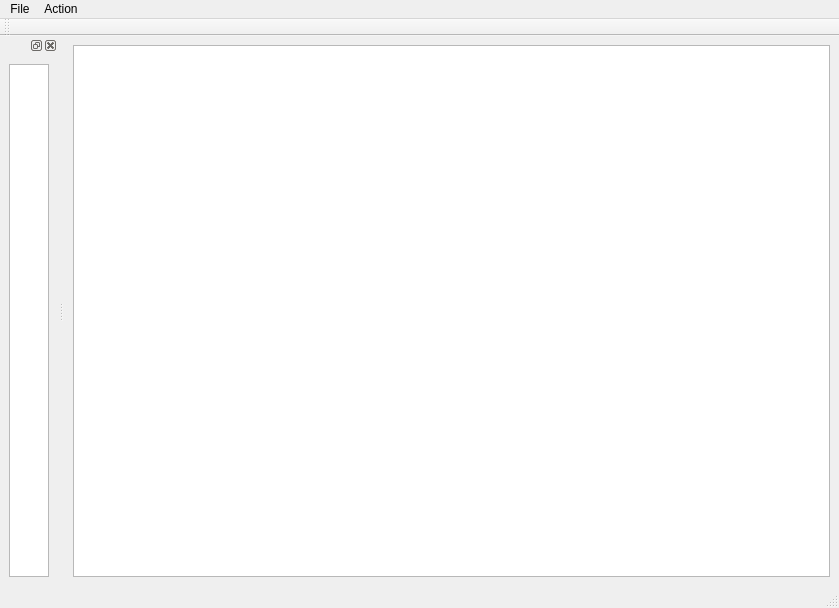
Qt form epicworld.ui (hami9x/Epic-World-box2d-editor) before a commit.
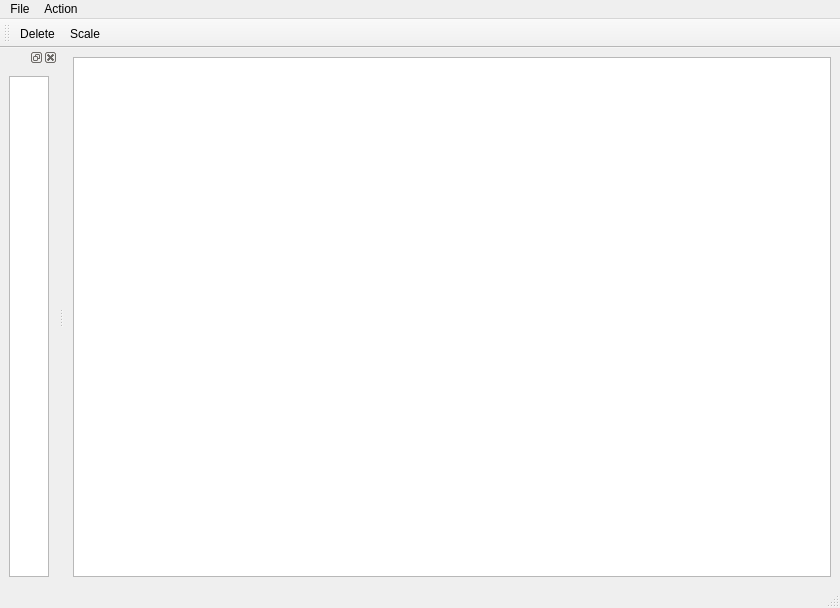
The same form after that commit.

What changed in the file:
```diff
--- a/epicworld.ui
+++ b/epicworld.ui
@@ -6,7 +6,7 @@
    <rect>
     <x>0</x>
     <y>0</y>
-    <width>839</width>
+    <width>840</width>
     <height>608</height>
    </rect>
   </property>
@@ -28,7 +28,7 @@
     <rect>
      <x>0</x>
      <y>0</y>
-     <width>839</width>
+     <width>840</width>
      <height>25</height>
     </rect>
    </property>
@@ -50,17 +50,6 @@
    <addaction name="menuAction"/>
   </widget>
   <widget class="QStatusBar" name="statusbar"/>
-  <widget class="QToolBar" name="toolBar">
-   <property name="windowTitle">
-    <string>toolBar</string>
-   </property>
-   <attribute name="toolBarArea">
-    <enum>TopToolBarArea</enum>
-   </attribute>
-   <attribute name="toolBarBreak">
-    <bool>false</bool>
-   </attribute>
-  </widget>
   <widget class="QDockWidget" name="bodyListDock">
    <property name="sizePolicy">
     <sizepolicy hsizetype="Minimum" vsizetype="Expanding">
@@ -86,6 +75,19 @@
     </layout>
    </widget>
   </widget>
+  <widget class="QToolBar" name="toolBar">
+   <property name="windowTitle">
+    <string>toolBar</string>
+   </property>
+   <attribute name="toolBarArea">
+    <enum>TopToolBarArea</enum>
+   </attribute>
+   <attribute name="toolBarBreak">
+    <bool>false</bool>
+   </attribute>
+   <addaction name="actionDelete_Body"/>
+   <addaction name="actionScale"/>
+  </widget>
   <action name="actionLoad">
    <property name="text">
     <string>Load</string>
@@ -109,7 +111,21 @@
   </action>
   <action name="actionDelete_Body">
    <property name="text">
-    <string>Delete Body</string>
+    <string>Delete</string>
+   </property>
+   <property name="shortcut">
+    <string>Del</string>
+   </property>
+  </action>
+  <action name="actionScale">
+   <property name="checkable">
+    <bool>true</bool>
+   </property>
+   <property name="text">
+    <string>Scale</string>
+   </property>
+   <property name="shortcut">
+    <string>Space</string>
    </property>
   </action>
  </widget>
```
Left out of the diff: 4 changed lines with no effect on the pictures.
